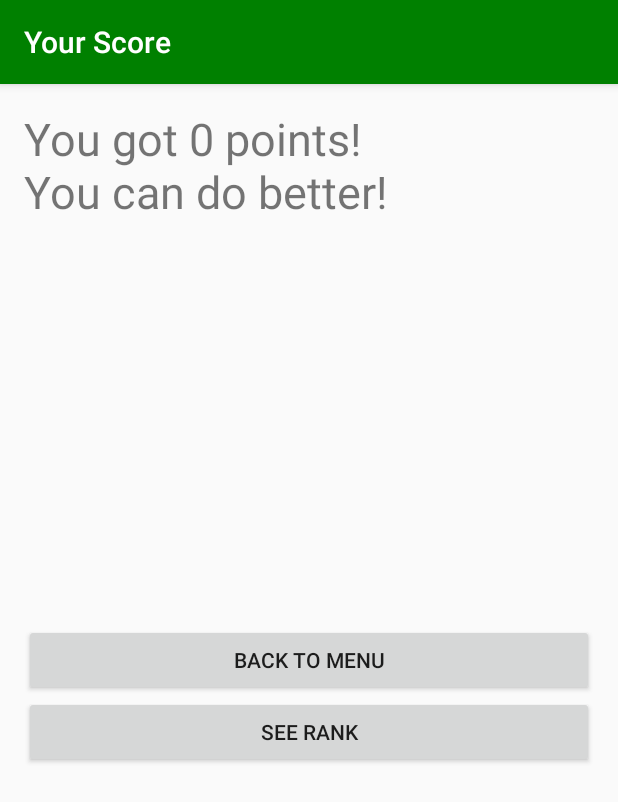
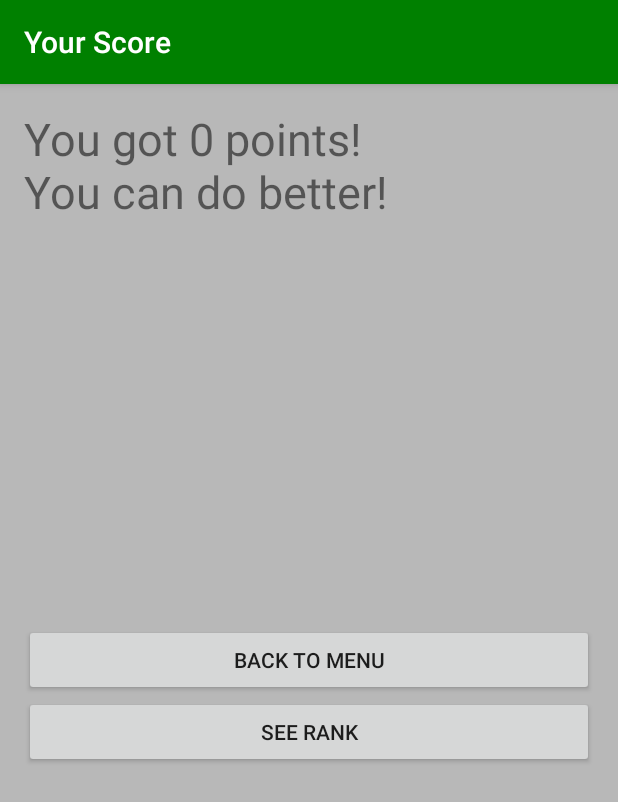
Before and after one commit to davidpn11/IrishQuiz, an Android app: the ResultActivity screen opened directly, with no data from a screen before it, on a phone screen of 412 x 824 dp. Shown: the top 802 px of the screen. Run offline under Robolectric (Android 15) with nearby library versions, the light colour scheme and no system bars.

Commit message:
Result screen background color changed. Final version of the app

```diff
--- a/app/src/main/res/layout/activity_result.xml
+++ b/app/src/main/res/layout/activity_result.xml
@@ -4,6 +4,7 @@
     android:layout_height="match_parent" android:paddingLeft="@dimen/activity_horizontal_margin"
     android:paddingRight="@dimen/activity_horizontal_margin"
     android:paddingTop="@dimen/activity_vertical_margin"
+    android:background="#B8B8B8"
     android:paddingBottom="@dimen/activity_vertical_margin"
     tools:context="com.irishquiz.example.david.irishquiz.ResultActivity">
 
```
